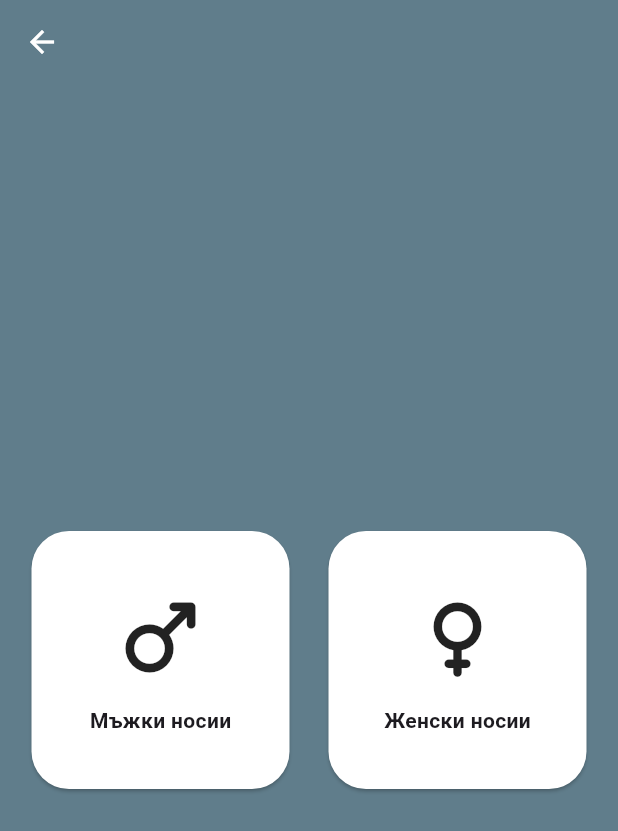
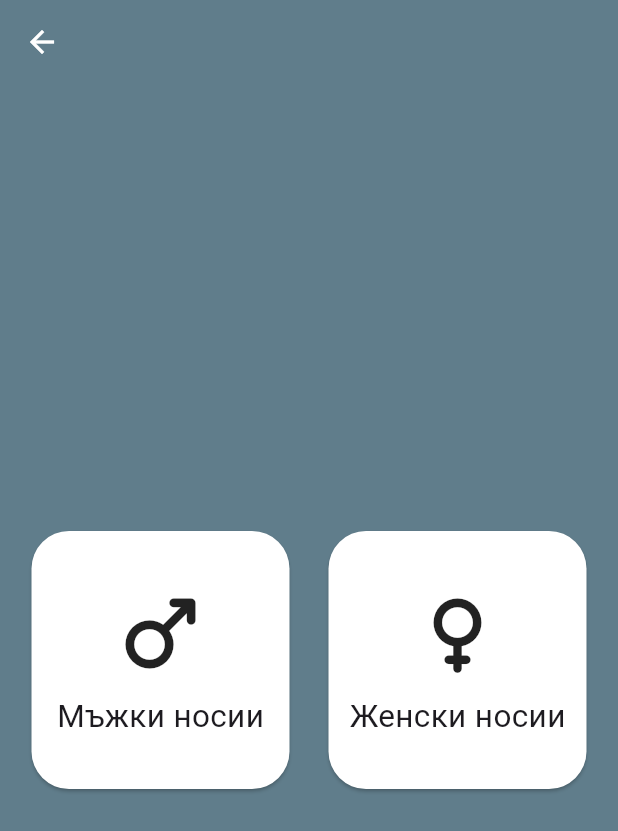
Before and after one commit to GeorgiTasev12/FolkRobe, a Flutter app: the GenderPage screen opened directly, on a phone screen of 412 x 824 dp. Shown: the top 831 px of the screen. Run offline on Flutter 3.47's test engine with Material 3 defaults, Android fonts, the phone set to English and light mode, and no system bars.

Commit message:
Update on gender page and card, replaced the primitive variables with constants.

```diff
--- a/lib/ui/gender_page.dart
+++ b/lib/ui/gender_page.dart
@@ -1,4 +1,5 @@
 import 'package:flutter/material.dart';
+import 'package:folk_robe/constants.dart';
 import 'package:folk_robe/ui/widgets/gender_card.dart';
 
 class GenderPage extends StatelessWidget {
@@ -19,7 +20,7 @@ class GenderPage extends StatelessWidget {
       ),
       backgroundColor: Colors.blueGrey,
       body: const Padding(
-        padding: EdgeInsets.all(8.0),
+        padding: EdgeInsets.all(Constants.globalPadding),
         child: Center(
           child: Row(
             children: [
--- a/lib/ui/widgets/gender_card.dart
+++ b/lib/ui/widgets/gender_card.dart
@@ -1,4 +1,5 @@
 import 'package:flutter/material.dart';
+import 'package:folk_robe/constants.dart';
 
 class GenderCard extends StatelessWidget {
   final String title;
@@ -17,7 +18,8 @@ class GenderCard extends StatelessWidget {
       height: 180,
       child: Card(
         shape: RoundedRectangleBorder(
-            borderRadius: BorderRadius.circular(25)),
+          borderRadius: BorderRadius.circular(Constants.circularRadius),
+        ),
         color: Colors.white,
         child: Column(
           mainAxisAlignment: MainAxisAlignment.center,
@@ -27,10 +29,12 @@ class GenderCard extends StatelessWidget {
               icon,
               size: 70,
             ),
-            const SizedBox(height: 10),
+            const SizedBox(height: Constants.sizedBoxHeight),
             Text(
-                title,
-                style: const TextStyle(fontWeight: FontWeight.bold)
+              title,
+              style: const TextStyle(
+                fontSize: Constants.titleFontSize,
+              ),
             ),
           ],
         ),
```
